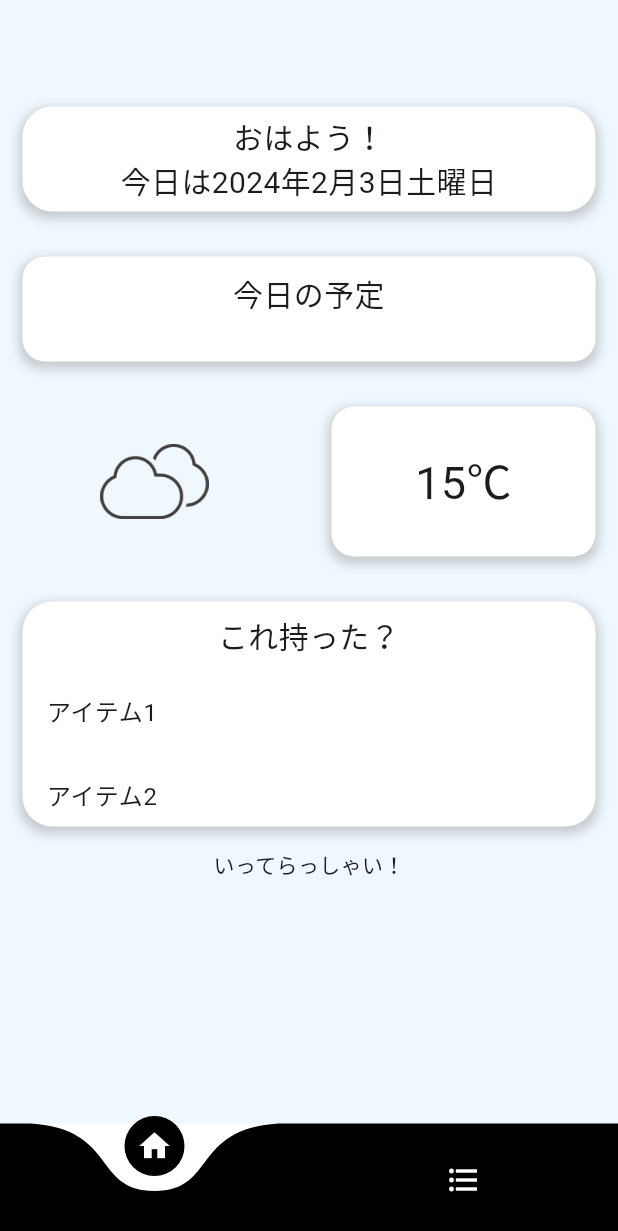
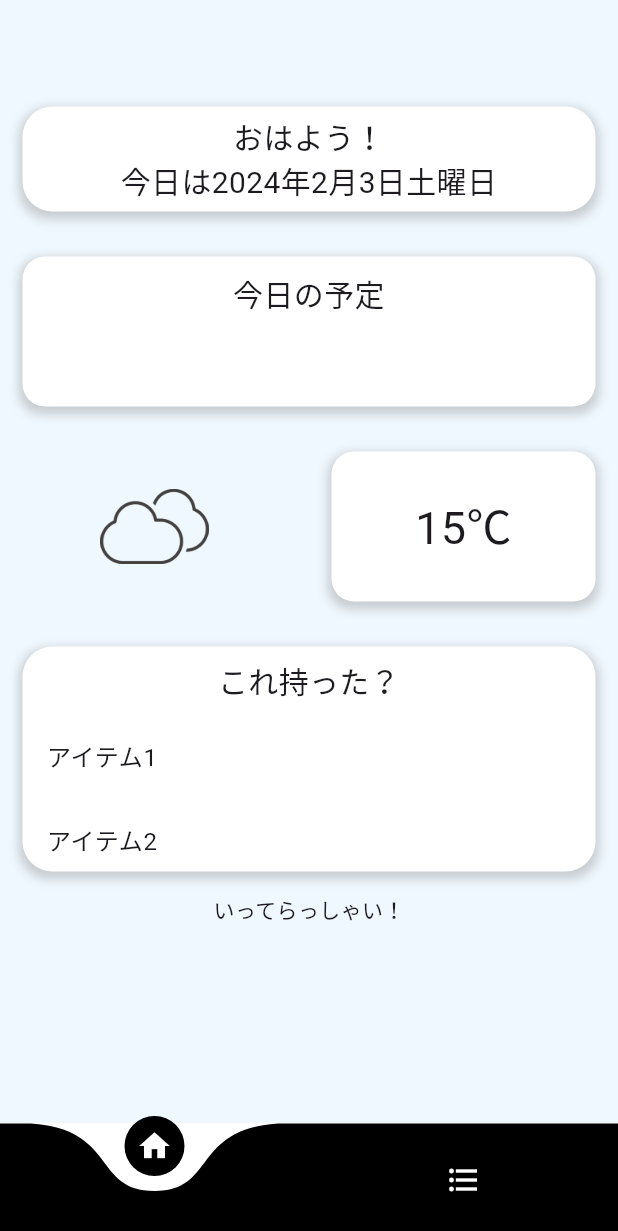
Before and after one commit to daifuku700/Cheese-Cream-Cheese, a Flutter app: the screen it shows after launch, on a phone screen of 412 x 824 dp. Shown: the top 1231 px of the screen. Run offline on Flutter 3.47's test engine with Material 3 defaults, Android fonts, the phone set to English and light mode, and no system bars; drawn by our look-alikes of curved_navigation_bar; our stand-ins replace firebase_core; accounts and stored records are empty; network calls fail.

Commit message:
ちょっと変えた

```diff
--- a/frontend/lib/pages/home_page.dart
+++ b/frontend/lib/pages/home_page.dart
@@ -79,7 +79,7 @@ class _HomePageState extends State<HomePage> {
             Container(
               padding: const EdgeInsets.all(10.0),
               margin: const EdgeInsets.all(15.0),
-              height: 70,
+              height: 100,
               decoration: BoxDecoration(
                 color: Colors.white,
                 borderRadius: BorderRadius.circular(15.0),
@@ -105,14 +105,14 @@ class _HomePageState extends State<HomePage> {
 
                   //一つ一つの予定
                   Container(
-                    height: 15,
+                    height: 10,
                     child: ListView.builder(
                       itemCount: events.length,
                       itemBuilder: (context, index) {
                         return Container(
                           margin: const EdgeInsets.symmetric(
                               vertical: 5, horizontal: 10),
-                          height: 50,
+                          height: 20,
                           decoration: BoxDecoration(
                             color: index % 2 == 0
                                 ? Color(0xFFA9CF58)
```
